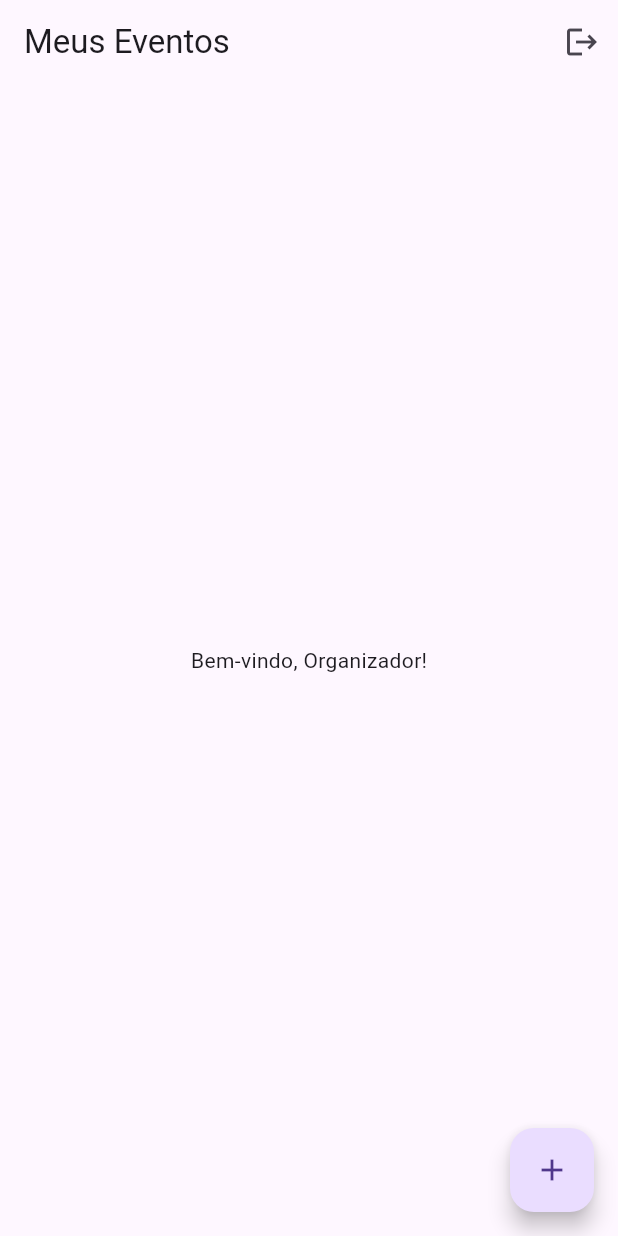
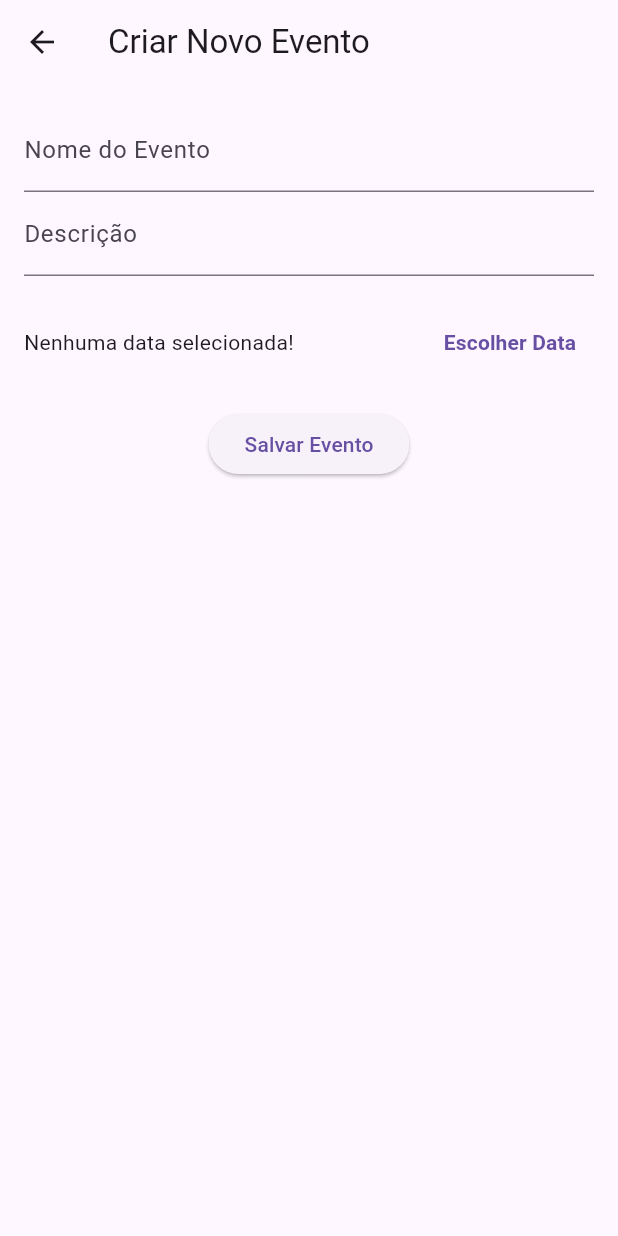
Before and after one commit to amaro-netto/PartyPal, a Flutter app: the screen it shows once a user with an empty profile is signed in, after a tap on the "add" icon, on a phone screen of 412 x 824 dp. Run offline on Flutter 3.47's test engine with Material 3 defaults, Android fonts, the phone set to English and light mode, and no system bars; our stand-ins replace cloud_firestore, firebase_auth, firebase_core; accounts and stored records are empty; network calls fail.

Commit message:
Atualizando as funções

```diff
--- a/lib/screens/auth/login_screen.dart
+++ b/lib/screens/auth/login_screen.dart
@@ -1,5 +1,6 @@
 // screens/auth/login_screen.dart
 
+import 'package:festa_facil/screens/auth/register_screen.dart'; // Importa a nova tela
 import 'package:flutter/material.dart';
 import 'package:festa_facil/services/auth_service.dart';
 
@@ -15,10 +16,18 @@ class _LoginScreenState extends State<LoginScreen> {
   final TextEditingController _passwordController = TextEditingController();
   final AuthService _authService = AuthService();
 
+  // Função para navegar para a tela de registro
+  void _navigateToRegister() {
+    Navigator.push(
+      context,
+      MaterialPageRoute(builder: (context) => const RegisterScreen()),
+    );
+  }
+
   @override
   Widget build(BuildContext context) {
     return Scaffold(
-      appBar: AppBar(title: Text("Login - Organizador")),
+      appBar: AppBar(title: const Text("Login - Organizador")),
       body: Padding(
         padding: const EdgeInsets.all(16.0),
         child: Column(
@@ -26,27 +35,32 @@ class _LoginScreenState extends State<LoginScreen> {
           children: [
             TextField(
               controller: _emailController,
-              decoration: InputDecoration(labelText: "E-mail"),
+              decoration: const InputDecoration(labelText: "E-mail"),
               keyboardType: TextInputType.emailAddress,
             ),
-            SizedBox(height: 10),
+            const SizedBox(height: 10),
             TextField(
               controller: _passwordController,
-              decoration: InputDecoration(labelText: "Senha"),
+              decoration: const InputDecoration(labelText: "Senha"),
               obscureText: true,
             ),
-            SizedBox(height: 20),
+            const SizedBox(height: 20),
             ElevatedButton(
               onPressed: () async {
-                // Tenta fazer o login quando o botão é pressionado
                 await _authService.signInWithEmailAndPassword(
                   _emailController.text,
                   _passwordController.text,
                 );
               },
-              child: Text("Entrar"),
+              child: const Text("Entrar"),
             ),
-             // TODO: Adicionar botão para ir para a tela de registro
+            const SizedBox(height: 10),
+
+            // BOTÃO ADICIONADO AQUI!
+            TextButton(
+              onPressed: _navigateToRegister,
+              child: const Text("Não tem uma conta? Cadastre-se"),
+            )
           ],
         ),
       ),
--- /dev/null
+++ b/lib/screens/organizer/create_event_screen.dart
@@ -0,0 +1,114 @@
+// screens/organizer/create_event_screen.dart
+
+import 'package:festa_facil/services/firestore_service.dart';
+import 'package:flutter/material.dart';
+
+class CreateEventScreen extends StatefulWidget {
+  const CreateEventScreen({super.key});
+
+  @override
+  State<CreateEventScreen> createState() => _CreateEventScreenState();
+}
+
+class _CreateEventScreenState extends State<CreateEventScreen> {
+  final _formKey = GlobalKey<FormState>();
+  final _nameController = TextEditingController();
+  final _descriptionController = TextEditingController();
+  DateTime? _selectedDate;
+
+  final FirestoreService _firestoreService = FirestoreService();
+
+  void _presentDatePicker() {
+    showDatePicker(
+      context: context,
+      initialDate: DateTime.now(),
+      firstDate: DateTime.now(),
+      lastDate: DateTime(2100),
+    ).then((pickedDate) {
+      if (pickedDate == null) {
+        return;
+      }
+      setState(() {
+        _selectedDate = pickedDate;
+      });
+    });
+  }
+
+  void _submitData() {
+    if (_formKey.currentState!.validate()) {
+      if (_selectedDate == null) {
+        // Mostra um aviso se a data não for selecionada
+        ScaffoldMessenger.of(context).showSnackBar(
+          const SnackBar(content: Text('Por favor, selecione uma data.')),
+        );
+        return;
+      }
+
+      _firestoreService.createEvent(
+        _nameController.text,
+        _selectedDate!,
+        _descriptionController.text,
+      );
+
+      // Fecha a tela de criação após salvar
+      Navigator.of(context).pop();
+    }
+  }
+
+  @override
+  Widget build(BuildContext context) {
+    return Scaffold(
+      appBar: AppBar(
+        title: const Text('Criar Novo Evento'),
+      ),
+      body: Padding(
+        padding: const EdgeInsets.all(16.0),
+        child: Form(
+          key: _formKey,
+          child: Column(
+            children: <Widget>[
+              TextFormField(
+                controller: _nameController,
+                decoration: const InputDecoration(labelText: 'Nome do Evento'),
+                validator: (value) {
+                  if (value == null || value.isEmpty) {
+                    return 'Por favor, insira um nome.';
+                  }
+                  return null;
+                },
+              ),
+              TextFormField(
+                controller: _descriptionController,
+                decoration: const InputDecoration(labelText: 'Descrição'),
+              ),
+              const SizedBox(height: 20),
+              Row(
+                children: <Widget>[
+                  Expanded(
+                    child: Text(
+                      _selectedDate == null
+                          ? 'Nenhuma data selecionada!'
+                          : 'Data Selecionada: ${_selectedDate!.day}/${_selectedDate!.month}/${_selectedDate!.year}',
+                    ),
+                  ),
+                  TextButton(
+                    onPressed: _presentDatePicker,
+                    child: const Text(
+                      'Escolher Data',
+                      style: TextStyle(fontWeight: FontWeight.bold),
+                    ),
+                  ),
+                ],
+              ),
+              const SizedBox(height: 20),
+              ElevatedButton(
+                onPressed: _submitData,
+                child: const Text('Salvar Evento'),
+              ),
+            ],
+          ),
+        ),
+      ),
+    );
+  }
+}
--- a/lib/screens/organizer/home_screen.dart
+++ b/lib/screens/organizer/home_screen.dart
@@ -1,5 +1,6 @@
 // screens/organizer/home_screen.dart
 
+import 'package:festa_facil/screens/organizer/create_event_screen.dart'; // Importa a nova tela
 import 'package:flutter/material.dart';
 import 'package:festa_facil/services/auth_service.dart';
 
@@ -12,24 +13,28 @@ class HomeScreen extends StatelessWidget {
   Widget build(BuildContext context) {
     return Scaffold(
       appBar: AppBar(
-        title: Text("Meus Eventos"),
+        title: const Text("Meus Eventos"),
         actions: [
           IconButton(
-            icon: Icon(Icons.logout),
+            icon: const Icon(Icons.logout),
             onPressed: () async {
               await _authService.signOut();
             },
           ),
         ],
       ),
-      body: Center(
+      body: const Center(
         child: Text("Bem-vindo, Organizador!"),
       ),
       floatingActionButton: FloatingActionButton(
         onPressed: () {
-          // TODO: Navegar para a tela de criar evento
+          // AÇÃO ADICIONADA AQUI!
+          Navigator.push(
+            context,
+            MaterialPageRoute(builder: (context) => const CreateEventScreen()),
+          );
         },
-        child: Icon(Icons.add),
+        child: const Icon(Icons.add),
         tooltip: 'Criar Novo Evento',
       ),
     );
--- /dev/null
+++ b/lib/services/firestore_service.dart
@@ -0,0 +1,29 @@
+// services/firestore_service.dart
+
+import 'package:cloud_firestore/cloud_firestore.dart';
+import 'package:firebase_auth/firebase_auth.dart';
+
+class FirestoreService {
+  // Pega a instância do banco de dados Firestore
+  final FirebaseFirestore _db = FirebaseFirestore.instance;
+  // Pega a instância do Firebase Auth para saber quem está logado
+  final FirebaseAuth _auth = FirebaseAuth.instance;
+
+  // Função para criar um novo evento
+  Future<void> createEvent(String eventName, DateTime eventDate, String description) async {
+    // Pega o usuário atualmente logado
+    final User? user = _auth.currentUser;
+
+    // Se não houver usuário logado, não faz nada.
+    if (user == null) return;
+
+    // Cria um novo documento na coleção "events"
+    await _db.collection('events').add({
+      'organizerId': user.uid, // Salva o ID do organizador para saber quem criou
+      'eventName': eventName,
+      'eventDate': Timestamp.fromDate(eventDate), // Converte DateTime para o formato do Firebase
+      'description': description,
+      'createdAt': FieldValue.serverTimestamp(), // Salva a data de criação
+    });
+  }
+}
```
Also changed, not shown: lib/screens/auth/register_screen.dart (added, +75 -0 lines).
